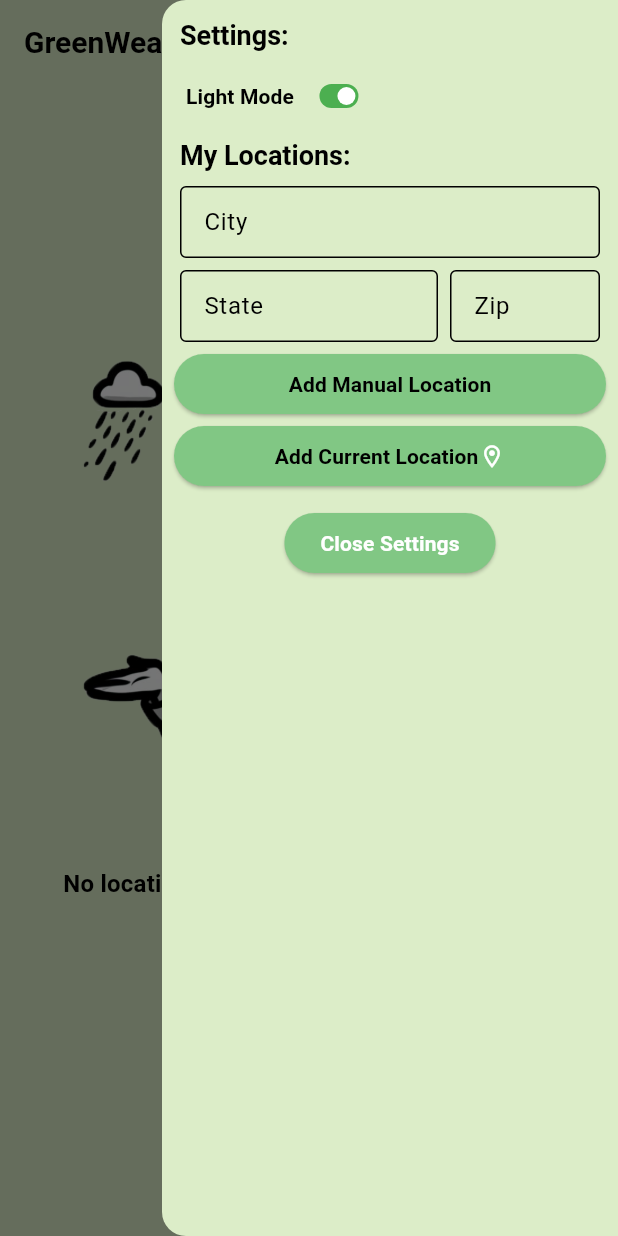
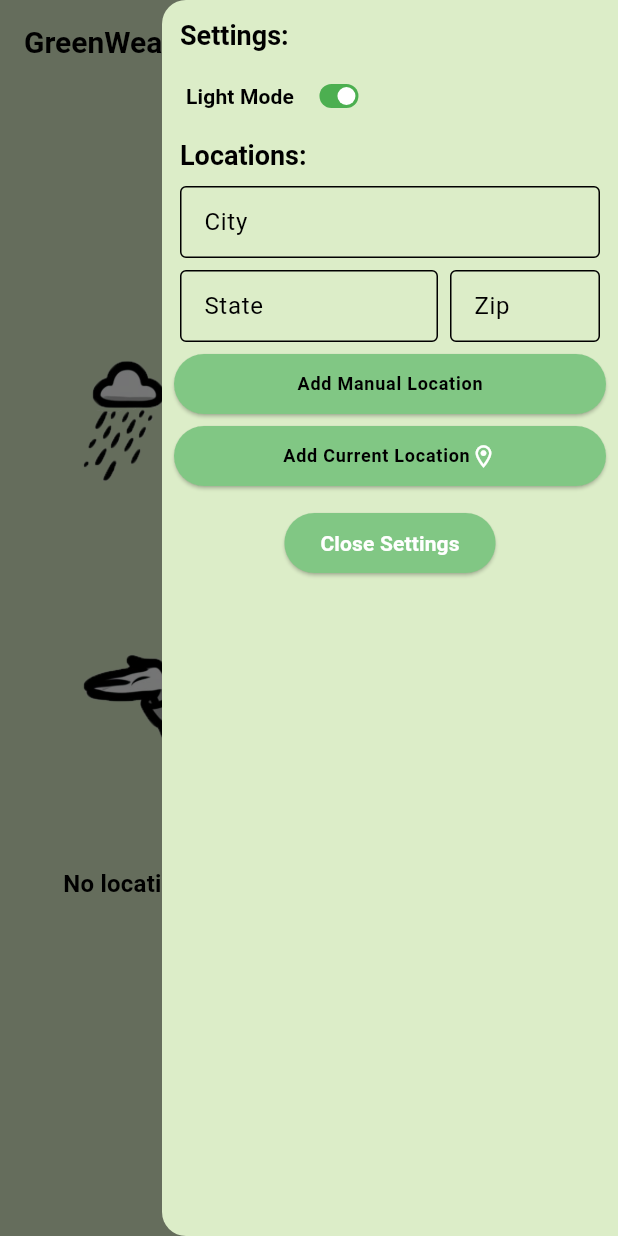
Before and after one commit to theusaf/osu-cs492-weather-app, a Flutter app: the screen it shows after launch, with the side drawer open, on a phone screen of 412 x 824 dp. Run offline on Flutter 3.47's test engine with Material 3 defaults, Android fonts, the phone set to English and light mode, and no system bars; our stand-ins replace geocoding, geolocator, google_fonts, shared_preferences, shimmer, sqflite; accounts and stored records are empty; Roboto replaces fonts that are missing (Convergence).

Commit message:
feat: adjust location buttons

```diff
--- a/lib/components/location/location.dart
+++ b/lib/components/location/location.dart
@@ -235,7 +235,7 @@ class _LocationState extends State<Location> {
             child: Row(
               mainAxisAlignment: MainAxisAlignment.center,
               children: [
-                Text('Add Manual Location', style: textTheme.labelLarge),
+                Text('Add Manual Location', style: textTheme.labelMedium),
                 if (isLoading == 1)
                   Row(
                     mainAxisSize: MainAxisSize.min,
@@ -261,7 +261,7 @@ class _LocationState extends State<Location> {
             child: Row(
               mainAxisAlignment: MainAxisAlignment.center,
               children: [
-                Text('Add Current Location', style: textTheme.labelLarge),
+                Text('Add Current Location', style: textTheme.labelMedium),
                 const Icon(Icons.location_on_outlined),
                 if (isLoading == 2)
                   SizedBox(
--- a/lib/main.dart
+++ b/lib/main.dart
@@ -196,7 +196,7 @@ class _MyHomePageState extends State<MyHomePage> {
               children: [
                 SettingsHeaderText(context: context, text: 'Settings:'),
                 modeToggle(),
-                SettingsHeaderText(context: context, text: 'My Locations:'),
+                SettingsHeaderText(context: context, text: 'Locations:'),
                 Location(
                     setLocation: setLocation,
                     getLocation: getLocation,
```
